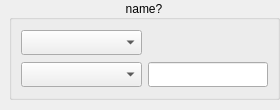
Old version of the form Gui/forms/form_fluorwidget.ui in the repository slsdetectorgroup/motorControlSoftware.
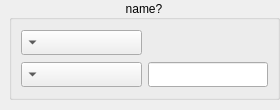
New version of the form. Icons and pictures are not drawn.

```diff
--- a/Gui/forms/form_fluorwidget.ui
+++ b/Gui/forms/form_fluorwidget.ui
@@ -214,6 +214,9 @@
               <height>25</height>
              </size>
             </property>
+            <property name="layoutDirection">
+             <enum>Qt::RightToLeft</enum>
+            </property>
             <property name="editable">
              <bool>false</bool>
             </property>
@@ -239,6 +242,9 @@
               <height>25</height>
              </size>
             </property>
+            <property name="layoutDirection">
+             <enum>Qt::RightToLeft</enum>
+            </property>
             <property name="editable">
              <bool>false</bool>
             </property>
```
Left out of the diff: 3 changed lines with no effect on the pictures.
